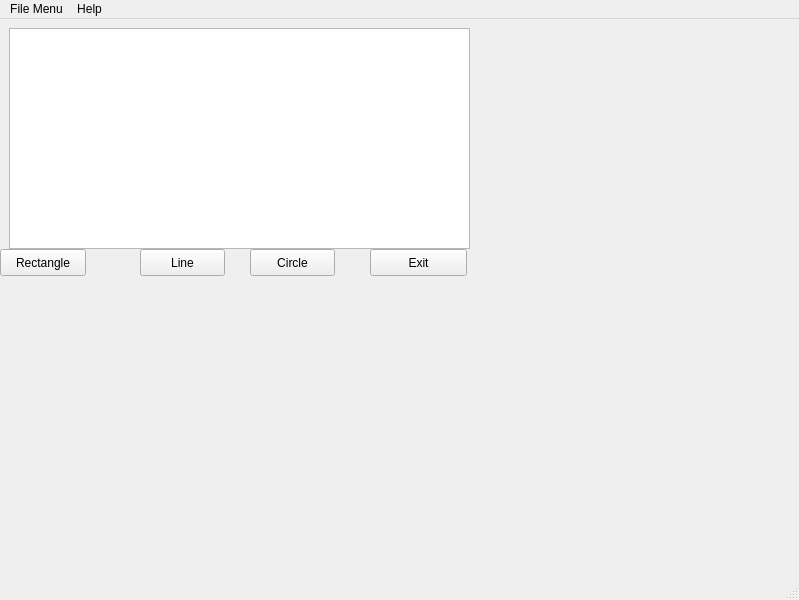
Qt form menu1.ui (paulg92/EZB) before a commit.
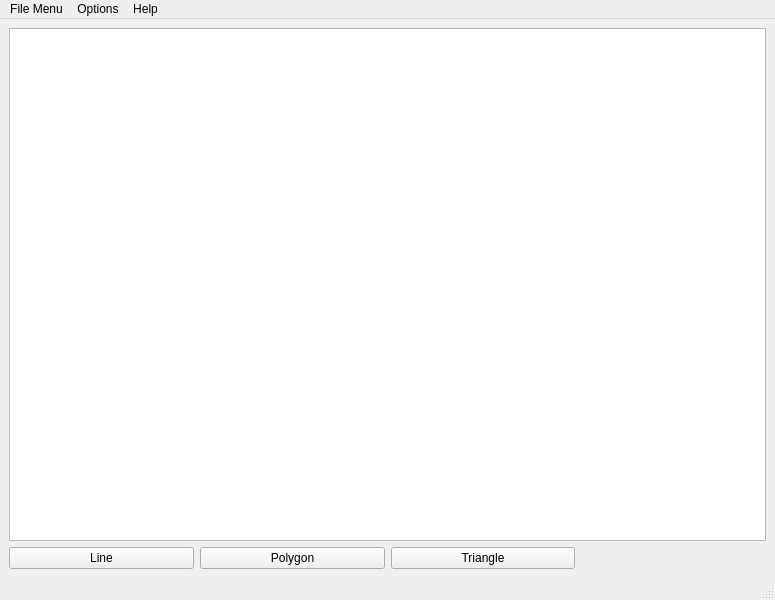
The same form after that commit.

Commit message: Added clear funcionality in gui so you can clear after you draw something in the qgraphicviews

```diff
--- a/menu1.ui
+++ b/menu1.ui
@@ -6,7 +6,7 @@
    <rect>
     <x>0</x>
     <y>0</y>
-    <width>799</width>
+    <width>775</width>
     <height>600</height>
    </rect>
   </property>
@@ -14,75 +14,39 @@
    <string>GUI</string>
   </property>
   <widget class="QWidget" name="centralwidget">
-   <widget class="QPushButton" name="Rectangle">
-    <property name="geometry">
-     <rect>
-      <x>0</x>
-      <y>230</y>
-      <width>86</width>
-      <height>27</height>
-     </rect>
-    </property>
-    <property name="text">
-     <string>Rectangle</string>
-    </property>
-   </widget>
-   <widget class="QPushButton" name="Circle">
-    <property name="geometry">
-     <rect>
-      <x>250</x>
-      <y>230</y>
-      <width>85</width>
-      <height>27</height>
-     </rect>
-    </property>
-    <property name="text">
-     <string>Circle</string>
-    </property>
-   </widget>
-   <widget class="QPushButton" name="Line">
-    <property name="geometry">
-     <rect>
-      <x>140</x>
-      <y>230</y>
-      <width>85</width>
-      <height>27</height>
-     </rect>
-    </property>
-    <property name="text">
-     <string>Line</string>
-    </property>
-   </widget>
-   <widget class="QGraphicsView" name="graphicsView">
-    <property name="geometry">
-     <rect>
-      <x>9</x>
-      <y>9</y>
-      <width>461</width>
-      <height>221</height>
-     </rect>
-    </property>
-   </widget>
-   <widget class="QPushButton" name="Exit">
-    <property name="geometry">
-     <rect>
-      <x>370</x>
-      <y>230</y>
-      <width>97</width>
-      <height>27</height>
-     </rect>
-    </property>
-    <property name="text">
-     <string>Exit</string>
-    </property>
-   </widget>
+   <layout class="QGridLayout" name="gridLayout">
+    <item row="0" column="0" colspan="4">
+     <widget class="QGraphicsView" name="graphicsView"/>
+    </item>
+    <item row="1" column="0">
+     <widget class="QPushButton" name="Line">
+      <property name="text">
+       <string>Line</string>
+      </property>
+     </widget>
+    </item>
+    <item row="1" column="1">
+     <widget class="QPushButton" name="Polygon">
+      <property name="text">
+       <string>Polygon</string>
+      </property>
+     </widget>
+    </item>
+    <item row="1" column="2">
+     <widget class="QPushButton" name="Triangle">
+      <property name="text">
+       <string>Triangle</string>
+      </property>
+     </widget>
+    </item>
+   </layout>
   </widget>
   <widget class="QMenuBar" name="menubar">
    <property name="geometry">
     <rect>
      <x>0</x>
      <y>0</y>
-     <width>799</width>
+     <width>775</width>
      <height>25</height>
     </rect>
    </property>
@@ -109,7 +73,18 @@
     <addaction name="separator"/>
     <addaction name="actionFAQ"/>
    </widget>
+   <widget class="QMenu" name="menuOptions">
+    <property name="title">
+     <string>Options</string>
+    </property>
+    <addaction name="PenWidth"/>
+    <addaction name="separator"/>
+    <addaction name="PenColor"/>
+    <addaction name="separator"/>
+    <addaction name="Clear_Screen"/>
+   </widget>
    <addaction name="menuFile_Menu"/>
+   <addaction name="menuOptions"/>
    <addaction name="menuAbout"/>
   </widget>
   <widget class="QStatusBar" name="statusbar"/>
```
Left out of the diff: 39 changed lines with no effect on the pictures. The commit also changes 3 other files.
